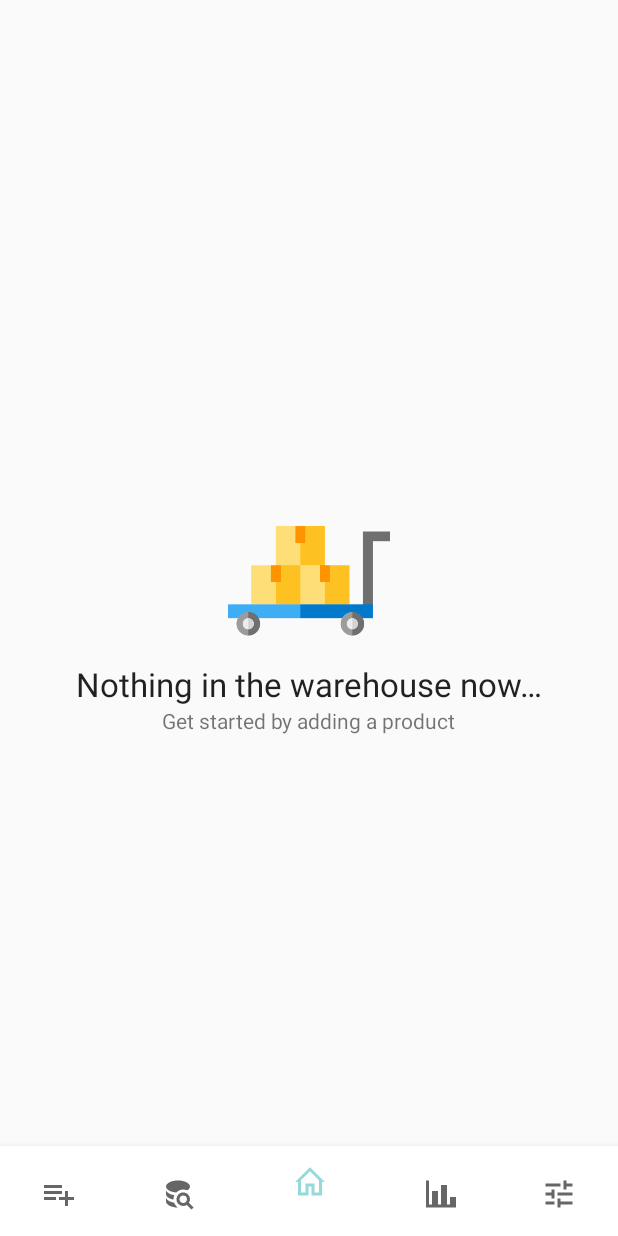
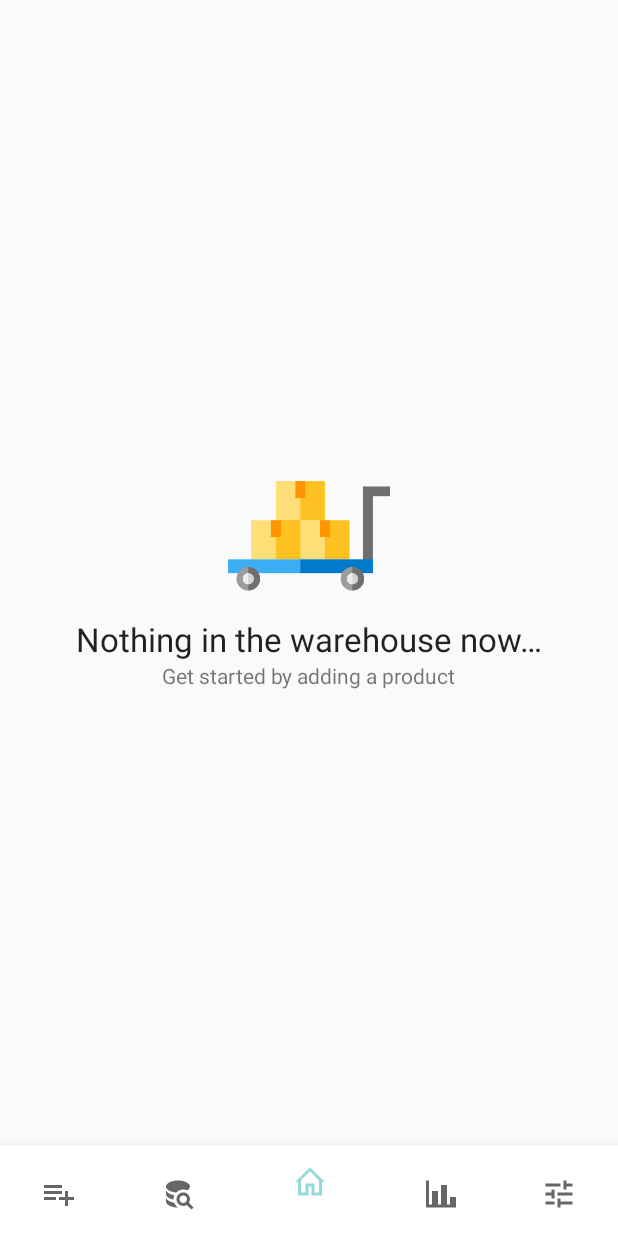
Before and after one commit to evanca/android-development_inventory, an Android app: the screen it shows after launch (MainActivity), on a phone screen of 412 x 824 dp. Run offline under Robolectric (Android 15) with nearby library versions, the phone set to English and light mode, and no system bars.

```diff
--- a/app/src/main/res/layout/content_main.xml
+++ b/app/src/main/res/layout/content_main.xml
@@ -2,6 +2,7 @@
 <LinearLayout xmlns:android="http://schemas.android.com/apk/res/android"
     android:layout_width="match_parent"
     android:layout_height="match_parent"
+    android:layout_marginBottom="@dimen/large_padding_60dp"
     android:orientation="vertical">
 
     <TextView
```
Also changed, not shown: app/src/main/java/com/example/ivanna/inventory/MainActivity.java (+8 -4 lines).
